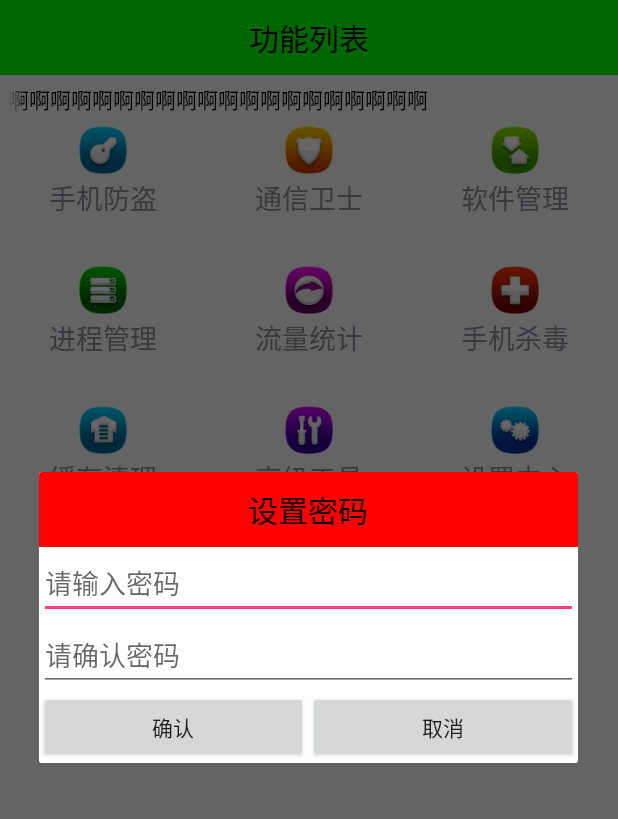
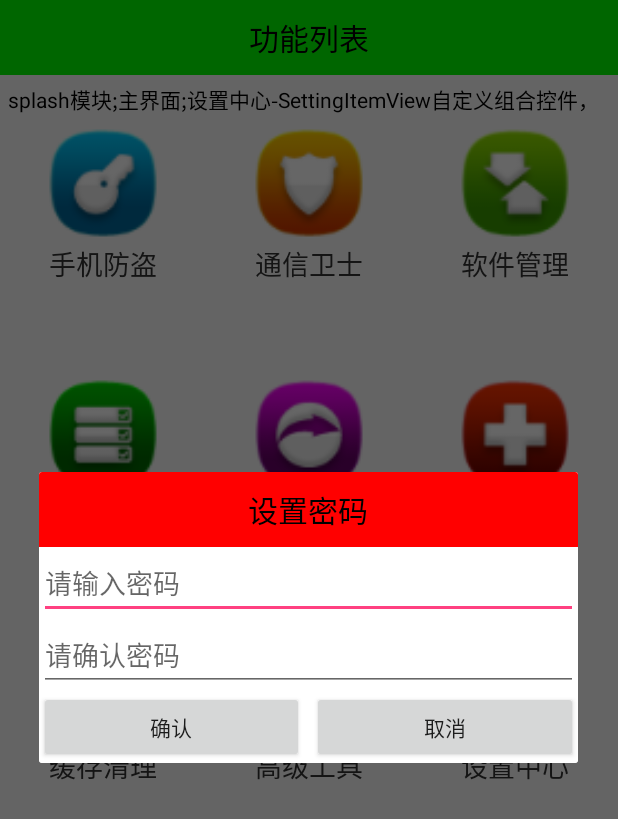
Before and after one commit to skriklgb/MobileSafe, an Android app: the screen it shows after launch (HomeActivity), after a tap on "手机防盗", on a phone screen of 412 x 824 dp. Shown: the top 819 px of the screen. Run offline under Robolectric (Android 15) with nearby library versions, the phone set to English and light mode, and no system bars.

Commit message:
重新复习一遍后，修改的地方

```diff
--- a/app/src/main/java/skrik/lgb/mobilesafe/activity/ContactListActivity.java
+++ b/app/src/main/java/skrik/lgb/mobilesafe/activity/ContactListActivity.java
@@ -1,6 +1,7 @@
 package skrik.lgb.mobilesafe.activity;
 
 import android.app.Activity;
+import android.content.ContentResolver;
 import android.os.Bundle;
 import android.widget.ListView;
 
@@ -24,7 +25,7 @@ public class ContactListActivity extends Activity {
      * 获取系统联系人数据方法
      */
     private void initData() {
-
+        ContentResolver contentResolver = getContentResolver();
 
     }
 
--- a/app/src/main/java/skrik/lgb/mobilesafe/activity/SplashActivity.java
+++ b/app/src/main/java/skrik/lgb/mobilesafe/activity/SplashActivity.java
@@ -195,7 +195,7 @@ public class SplashActivity extends Activity {
         intent.setDataAndType(Uri.fromFile(file), "application/vnd.android.package-archive");
 //        startActivity(intent);
 //        finish();
-        startActivityForResult(intent,0);  //设置点击取消，返回主界面，系统默认是退出程序
+         startActivityForResult(intent,0);  //设置点击取消，返回主界面，系统默认是退出程序
 
     }
 
@@ -274,6 +274,7 @@ public class SplashActivity extends Activity {
      * 检测服务器端app的版本，拉取网络，在子线程中实现
      */
     private void checkVersion() {
+
         new Thread(){
             @Override
             public void run() {
@@ -284,7 +285,7 @@ public class SplashActivity extends Activity {
                 long startTime = System.currentTimeMillis();
                 try {
                     //1,封装url地址
-                       URL url = new URL("http://192.168.1.200:8080/update.json");
+                       URL url = new URL("http://liuguangbin.com/update.json");
                     //2,开启一个链接
                         HttpURLConnection connection = (HttpURLConnection) url.openConnection();
                     //3,设置常见请求参数(请求头)
@@ -323,6 +324,7 @@ public class SplashActivity extends Activity {
                         }
 
                     }
+
                 } catch (MalformedURLException e) {
                     e.printStackTrace();
                     msg.what = URL_ERROR;
@@ -379,10 +381,10 @@ public class SplashActivity extends Activity {
 
     /**
      * 获取版本名称: gradle文件中
-     * @return 当前应用的版本名称    返回null代表异常
+     * @return 返回当前应用的版本名称    返回null代表异常
      */
     private String getVersionName() {
-        //1,包管理者对象packageManager
+        //1,获取包管理者对象packageManager
         PackageManager pm = getPackageManager();
         //2,从包的管理者对象中,获取指定包名的基本信息(版本名称,版本号),传0代表获取基本信息
         try {
--- a/app/src/main/res/layout/activity_home.xml
+++ b/app/src/main/res/layout/activity_home.xml
@@ -29,7 +29,7 @@
     <skrik.lgb.mobilesafe.view.FocusTextView
         android:layout_width="match_parent"
         android:layout_height="wrap_content"
-        android:text="秋天秋天悄悄过去,留下小秘密,啊啊啊啊啊啊啊啊啊啊啊啊啊啊啊啊啊啊啊啊"
+        android:text="splash模块;主界面;设置中心-SettingItemView自定义组合控件，"
         android:textColor="@color/black"
         android:singleLine="true"
         android:padding="5dp"
@@ -44,7 +44,7 @@
         android:layout_width="match_parent"
         android:id="@+id/gv_home"
         android:numColumns="3"
-        android:verticalSpacing="30dp"
+        android:verticalSpacing="60dp"
         android:layout_height="match_parent"></GridView>
 
 </LinearLayout>
--- a/app/src/main/res/layout/dialog_confirm_psd.xml
+++ b/app/src/main/res/layout/dialog_confirm_psd.xml
@@ -32,6 +32,7 @@
             android:id="@+id/bt_safe_cancel"
             android:text="取消"
             android:layout_width="0dp"
+            android:layout_marginLeft="5dp"
             android:layout_weight="1"
             android:layout_height="wrap_content"/>
     </LinearLayout>
--- a/app/src/main/res/layout/dialog_set_psd.xml
+++ b/app/src/main/res/layout/dialog_set_psd.xml
@@ -37,6 +37,7 @@
             android:id="@+id/bt_safe_cancel"
             android:text="取消"
             android:layout_width="0dp"
+            android:layout_marginLeft="5dp"
             android:layout_weight="1"
             android:layout_height="wrap_content"/>
     </LinearLayout>
--- a/app/src/main/res/layout/gridview_item.xml
+++ b/app/src/main/res/layout/gridview_item.xml
@@ -7,14 +7,15 @@
     <ImageView
         android:id="@+id/iv_icon"
         android:background="@drawable/home_apps"
-        android:layout_width="wrap_content"
-        android:layout_height="wrap_content"/>
+        android:layout_width="80dp"
+        android:layout_height="80dp"/>
 
     <TextView
         android:id="@+id/tv_title"
         android:textSize="18sp"
         android:layout_width="wrap_content"
         android:layout_height="wrap_content"
+        android:textColor="#333"
         android:text="模块标题"
         />
 
```
Also changed, not shown: app/src/main/java/skrik/lgb/mobilesafe/activity/Setup2Activity.java (+8 -7 lines).
